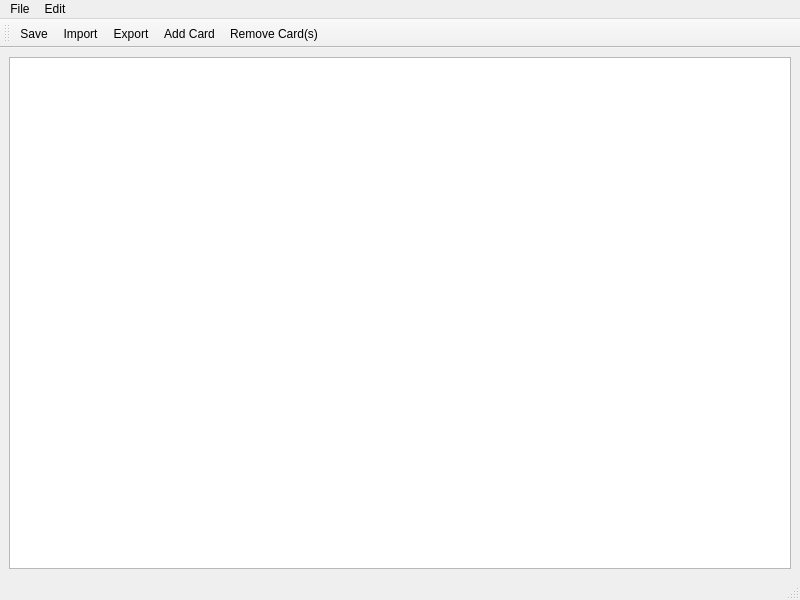
This is src/mainwindow.ui in AnotherStranger/cah-fullformat-helper as Qt 5 draws it before an edit. The edited form follows.
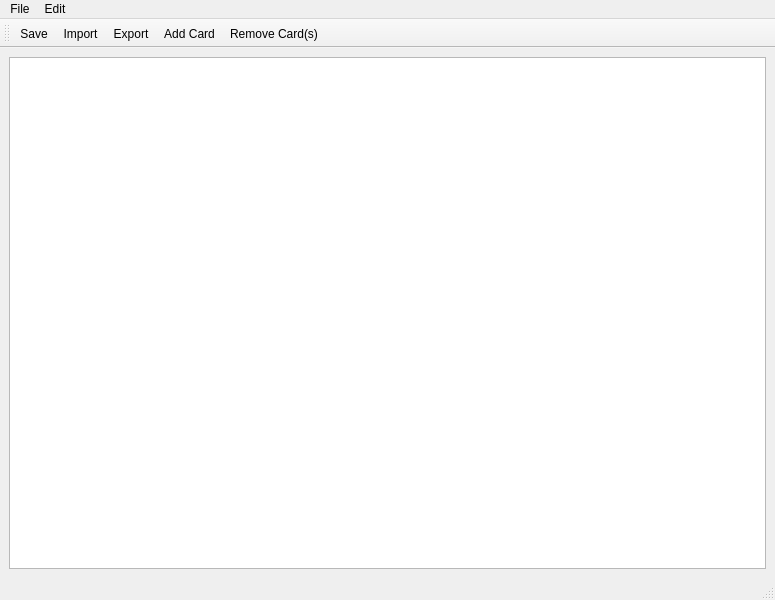
This is the edited form. Icons and pictures are not drawn.

Patch:
```diff
--- a/src/mainwindow.ui
+++ b/src/mainwindow.ui
@@ -6,7 +6,7 @@
    <rect>
     <x>0</x>
     <y>0</y>
-    <width>800</width>
+    <width>775</width>
     <height>600</height>
    </rect>
   </property>
@@ -14,9 +14,25 @@
    <string>Cards Against Humanity Helper</string>
   </property>
   <widget class="QWidget" name="centralwidget">
-   <layout class="QVBoxLayout" name="_2">
+   <layout class="QHBoxLayout" name="horizontalLayout">
     <item>
-     <widget class="QTableView" name="tableView"/>
+     <widget class="QTableView" name="tableView">
+      <property name="sizePolicy">
+       <sizepolicy hsizetype="Expanding" vsizetype="Expanding">
+        <horstretch>5</horstretch>
+        <verstretch>0</verstretch>
+       </sizepolicy>
+      </property>
+      <property name="editTriggers">
+       <set>QAbstractItemView::DoubleClicked</set>
+      </property>
+      <property name="alternatingRowColors">
+       <bool>true</bool>
+      </property>
+      <property name="sortingEnabled">
+       <bool>true</bool>
+      </property>
+     </widget>
     </item>
    </layout>
   </widget>
@@ -25,7 +41,7 @@
     <rect>
      <x>0</x>
      <y>0</y>
-     <width>800</width>
+     <width>775</width>
      <height>20</height>
     </rect>
    </property>
```
